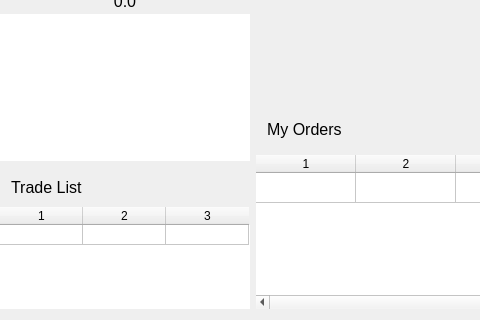
The window that src/mainwindow.ui (MuesliReep/TradeDeck) describes before a commit, drawn with Qt 5; both pictures show x 0 to 480 and y 257 to 577 of the 1000 by 577 pixel window.
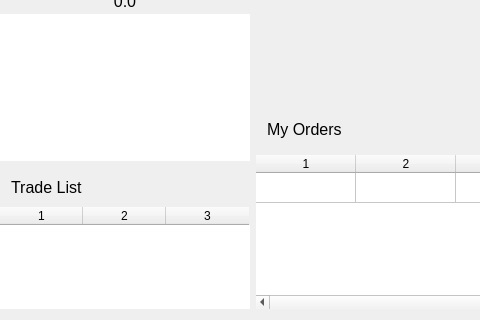
The same window after the commit. Custom widgets are drawn as their Qt base class.

Commit message: Trade history price colours reflect movement

The edit to the form file:
```diff
--- a/src/mainwindow.ui
+++ b/src/mainwindow.ui
@@ -295,7 +295,7 @@
               <enum>QAbstractItemView::SelectRows</enum>
              </property>
              <property name="showGrid">
-              <bool>true</bool>
+              <bool>false</bool>
              </property>
              <property name="gridStyle">
               <enum>Qt::SolidLine</enum>
@@ -313,7 +313,7 @@
               <bool>false</bool>
              </attribute>
              <attribute name="verticalHeaderDefaultSectionSize">
-              <number>20</number>
+              <number>15</number>
              </attribute>
              <row/>
              <column/>
```
The commit also changes 1 other file.
